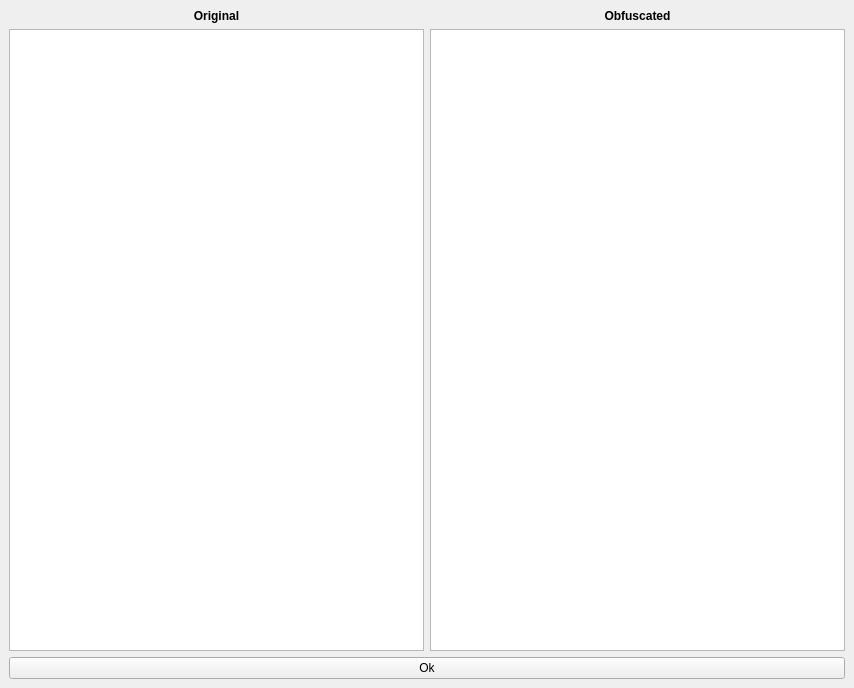
Qt form ui_scripts/comparer.ui (clamismagic/ict2207-coursework2) before a commit.
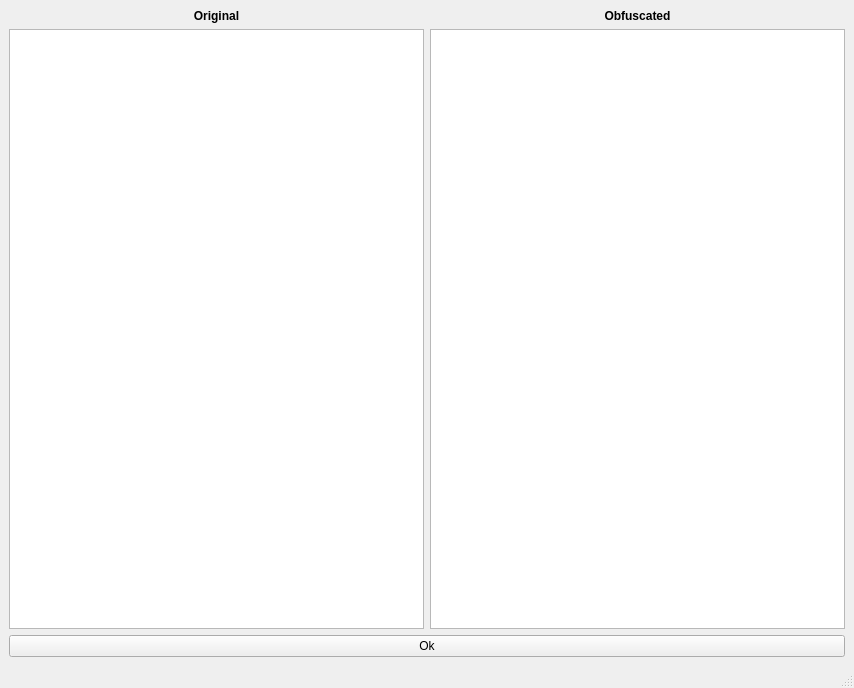
The same form after that commit.

Commit message: status bar

The edit to the form file:
```diff
--- a/ui_scripts/comparer.ui
+++ b/ui_scripts/comparer.ui
@@ -74,6 +74,7 @@
     </item>
    </layout>
   </widget>
+  <widget class="QStatusBar" name="statusBar"/>
  </widget>
  <resources/>
  <connections/>
```
The commit also changes 1 other file.
